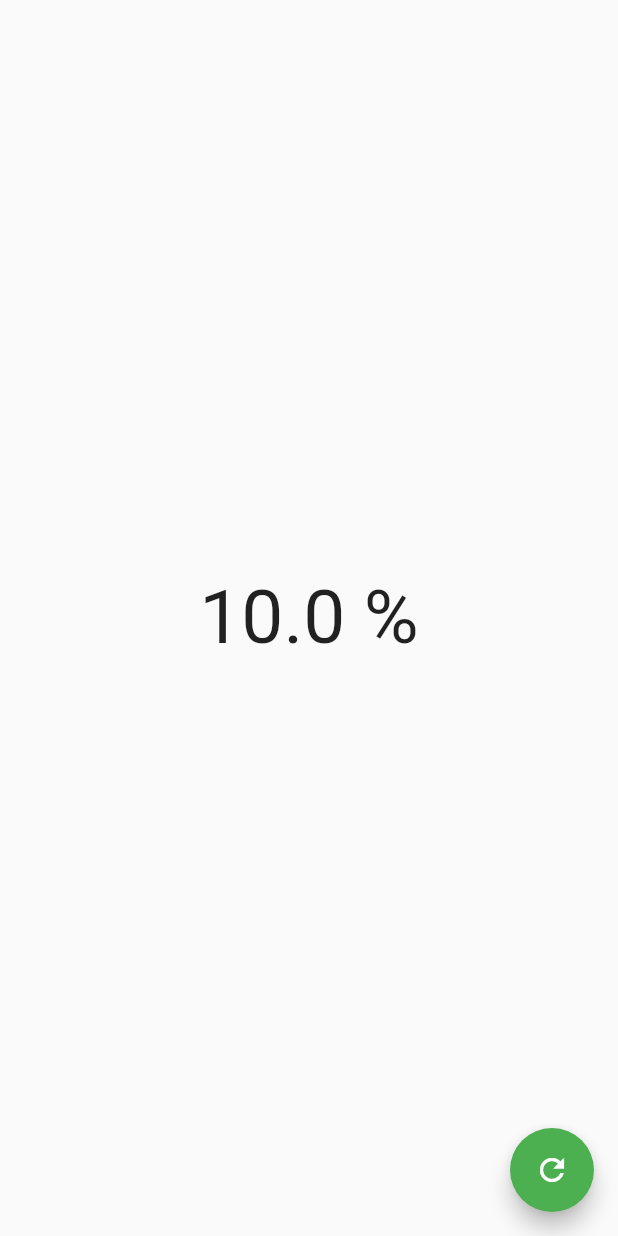
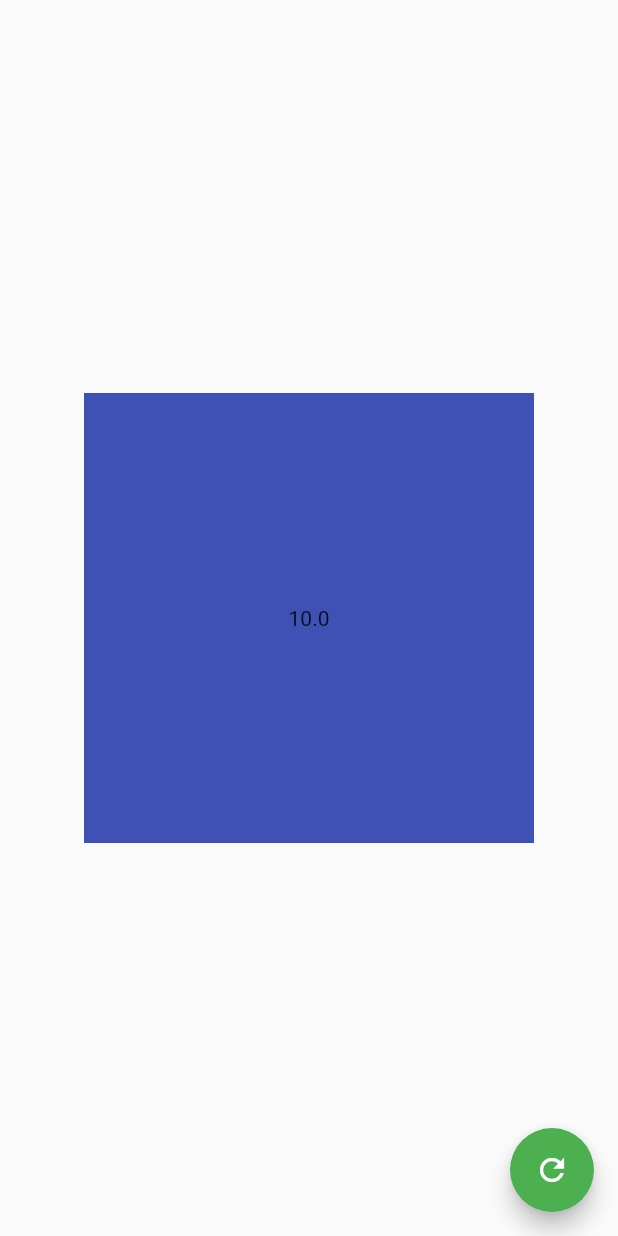
Before and after one commit to MichiLunar/Flutter-mobil-desing, a Flutter app: the screen it shows after launch, after a tap on the "refresh" icon, on a phone screen of 412 x 824 dp. Run offline on Flutter 3.47's test engine with Material 2 defaults, Android fonts, the phone set to English and light mode, and no system bars.

Commit message:
ProgressBar circular: clase 49

```diff
--- a/lib/src/pages/graficas_circulares_page.dart
+++ b/lib/src/pages/graficas_circulares_page.dart
@@ -1,3 +1,4 @@
+import 'package:desing_fonts/src/widgets/widgets.dart';
 import 'package:flutter/material.dart';
 
 class GraficasCircularesPage extends StatefulWidget {
@@ -16,19 +17,22 @@ class _GraficasCircularesPageState extends State<GraficasCircularesPage> {
         backgroundColor: Colors.green,
         onPressed: () {
           setState(() {
-            porcentaje += 10;
+            porcentaje += 10.0;
             if (porcentaje > 100) {
-              porcentaje = 0;
+              porcentaje = 0.0;
             }
           });
         },
         child: const Icon(Icons.refresh_outlined),
       ),
       body: Center(
-        child: Text(
-          '$porcentaje %',
-          style: const TextStyle(fontSize: 50),
+        child: Container(
+          width: 300,
+          height: 300,
+          color: Colors.indigo,
+          child: RadialProgress(porcentaje: porcentaje),
         ),
+        //Text('$porcentaje %',style: const TextStyle(fontSize: 50),),
       ),
     );
   }
--- /dev/null
+++ b/lib/src/widgets/radial_progress.dart
@@ -0,0 +1,23 @@
+import 'package:flutter/material.dart';
+
+class RadialProgress extends StatefulWidget {
+  final double porcentaje;
+  const RadialProgress({
+    Key? key,
+    required this.porcentaje,
+  }) : super(key: key);
+
+  @override
+  State<RadialProgress> createState() => _RadialProgressState();
+}
+
+class _RadialProgressState extends State<RadialProgress> {
+  @override
+  Widget build(BuildContext context) {
+    return Container(
+      child: Center(
+        child: Text('${widget.porcentaje}'),
+      ),
+    );
+  }
+}
--- a/lib/src/widgets/widgets.dart
+++ b/lib/src/widgets/widgets.dart
@@ -1,3 +1,5 @@
+export 'package:desing_fonts/src/widgets/radial_progress.dart';
+
 export 'package:desing_fonts/src/widgets/headers_waves_invertido.dart';
 export 'package:desing_fonts/src/widgets/headers_waves.dart';
 export 'package:desing_fonts/src/widgets/headers_curvo.dart';
```
